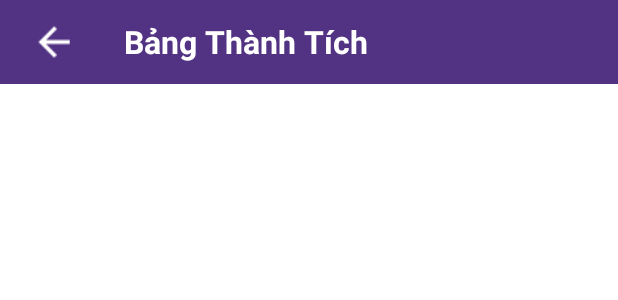
After one commit to KMA0908/DiTimTrieuPhu, an Android app: the layout highscore_actionbar.xml on its own in the app's theme, with its tools: preview values and no code run, on a phone screen of 412 x 824 dp. The commit adds this screen. Shown: the top 300 px of the screen. Run offline under Robolectric (Android 15) with nearby library versions, the phone set to English and light mode, and no system bars.

Commit message:
Setting done

```diff
--- a/app/build.gradle
+++ b/app/build.gradle
@@ -48,10 +48,12 @@ dependencies {
     implementation 'com.squareup.retrofit2:retrofit:2.9.0'
     implementation 'com.squareup.retrofit2:converter-gson:2.9.0'
     implementation 'com.google.code.gson:gson:2.8.6'
+    implementation 'de.hdodenhof:circleimageview:3.1.0'
     //LiveData ViewModel
     implementation "androidx.lifecycle:lifecycle-viewmodel:2.3.1"
     implementation "androidx.lifecycle:lifecycle-livedata:2.3.1"
     implementation "androidx.lifecycle:lifecycle-runtime:2.3.1"
     implementation "androidx.lifecycle:lifecycle-viewmodel-savedstate:2.3.1"
     implementation "androidx.lifecycle:lifecycle-common-java8:2.3.1"
+
 }
--- a/app/src/main/AndroidManifest.xml
+++ b/app/src/main/AndroidManifest.xml
@@ -8,7 +8,8 @@
         android:label="@string/app_name"
         android:supportsRtl="true"
         android:theme="@style/Theme.DiTimTrieuPhu">
-
+        <activity android:name=".view.act.HighScoreActivity">
+        </activity>
         <activity android:name=".view.act.MainActivity">
             <intent-filter>
                 <action android:name="android.intent.action.MAIN" />
--- /dev/null
+++ b/app/src/main/res/drawable/ic_write_arrow_back_24.xml
@@ -0,0 +1,5 @@
+<vector android:height="24dp" android:tint="#FFFFFF"
+    android:viewportHeight="24" android:viewportWidth="24"
+    android:width="24dp" xmlns:android="http://schemas.android.com/apk/res/android">
+    <path android:fillColor="@android:color/white" android:pathData="M20,11H7.83l5.59,-5.59L12,4l-8,8 8,8 1.41,-1.41L7.83,13H20v-2z"/>
+</vector>
--- /dev/null
+++ b/app/src/main/res/layout/highscore_actionbar.xml
@@ -0,0 +1,46 @@
+<?xml version="1.0" encoding="utf-8"?>
+<androidx.appcompat.widget.Toolbar
+    xmlns:android="http://schemas.android.com/apk/res/android"
+    xmlns:app="http://schemas.android.com/apk/res-auto"
+    android:layout_width="match_parent"
+    android:layout_height="?attr/actionBarSize"
+    android:background="#523383"
+    android:id="@+id/highScoreActionBar"
+    android:theme="@style/Theme.AppCompat.DayNight">
+
+    <LinearLayout
+        android:layout_width="match_parent"
+        android:layout_height="match_parent"
+        android:orientation="horizontal"
+        android:weightSum="10">
+
+        <ImageView
+            android:id="@+id/highScoreBackBtn"
+            android:layout_width="0dp"
+            android:layout_height="match_parent"
+            android:layout_weight="1"
+            android:layout_gravity="center"
+            android:scaleType="center"
+            android:scaleX="1.3"
+            android:scaleY="1.3"
+            app:srcCompat="@drawable/ic_write_arrow_back_24" />
+
+        <LinearLayout
+            android:layout_width="0dp"
+            android:layout_height="match_parent"
+            android:layout_weight="0.7"></LinearLayout>
+
+        <TextView
+            android:id="@+id/textView"
+            android:layout_width="0dp"
+            android:layout_height="match_parent"
+            android:layout_weight="8"
+            android:text="Bảng Thành Tích"
+            android:gravity="center|left"
+            android:textColor="@color/white"
+            android:textSize="21dp"
+            android:textStyle="bold"/>
+    </LinearLayout>
+
+
+</androidx.appcompat.widget.Toolbar>
--- a/app/src/main/res/layout/m002_main_fragment.xml
+++ b/app/src/main/res/layout/m002_main_fragment.xml
@@ -45,7 +45,7 @@
             android:gravity="center">
 
             <ImageView
-                android:id="@+id/archivement"
+                android:id="@+id/iv_highScore"
                 android:layout_width="46dp"
                 android:layout_height="46dp"
                 android:layout_marginStart="20dp"
--- a/app/src/main/res/values/colors.xml
+++ b/app/src/main/res/values/colors.xml
@@ -14,7 +14,7 @@
     <color name="light_blue_A200">#FF40C4FF</color>
     <color name="light_blue_A400">#FF00B0FF</color>
     <color name="black_overlay">#66000000</color>
-
     <color name="color_question">#fcc116</color>
+    <color name="light_yellow">#decdbd</color>
 
 </resources>
--- a/app/src/main/res/values/strings.xml
+++ b/app/src/main/res/values/strings.xml
@@ -6,5 +6,5 @@
 
     <dimen name="text_size_question">22sp</dimen>
     <dimen name="margi_top_question">13dp</dimen>
->>>>>>> master
+    >>>>>>> master
 </resources>
--- a/build.gradle
+++ b/build.gradle
@@ -7,7 +7,7 @@ buildscript {
         maven { url "https://plugins.gradle.org/m2/" }
     }
     dependencies {
-        classpath "com.android.tools.build:gradle:4.1.3"
+        classpath 'com.android.tools.build:gradle:4.2.1'
         classpath "net.ltgt.gradle:gradle-apt-plugin:0.21"
         // NOTE: Do not place your application dependencies here; they belong
         // in the individual module build.gradle files
```
Also changed, not shown: app/src/main/java/com/example/ditimtrieuphu/view/act/HighScoreActivity.java (+56 -5 lines), app/src/main/java/com/example/ditimtrieuphu/view/adapter/HighScoreAdapter.java (added, +78 -0 lines), app/src/main/java/com/example/ditimtrieuphu/view/fragment/M002MainFragment.java (+41 -5 lines), app/src/main/res/layout/activity_high_score.xml (+7 -0 lines), app/src/main/res/layout/custom_dialog_info.xml (+13 -13 lines), app/src/main/res/layout/highscore_row.xml (added, +71 -0 lines), gradle/wrapper/gradle-wrapper.properties.
